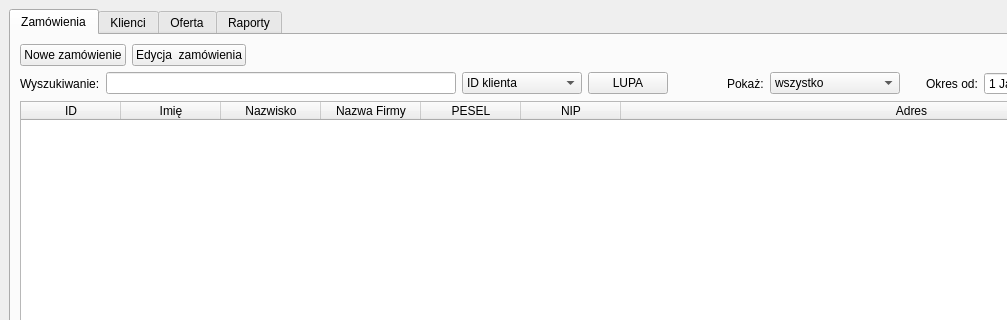
HBuczynski/Fabryka_okien, file app/ui/mainwindow.ui: the form before one commit; both pictures show x 0 to 1007 and y 0 to 320 of the 1223 by 605 pixel window.
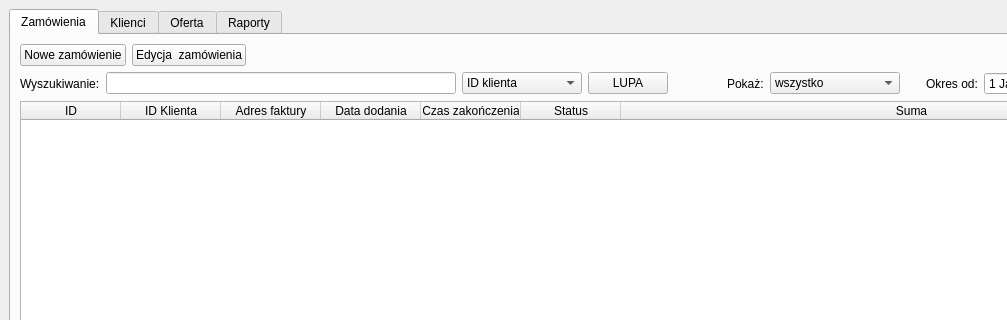
The form after the commit. The open tabs and pages were chosen to show the change.

Commit message: Changed layout of main window

Patch:
```diff
--- a/app/ui/mainwindow.ui
+++ b/app/ui/mainwindow.ui
@@ -260,32 +260,32 @@
               </column>
               <column>
                <property name="text">
-                <string>Imię</string>
+                <string>ID Klienta</string>
                </property>
               </column>
               <column>
                <property name="text">
-                <string>Nazwisko</string>
+                <string>Adres faktury</string>
                </property>
               </column>
               <column>
                <property name="text">
-                <string>Nazwa Firmy</string>
+                <string>Data dodania</string>
                </property>
               </column>
               <column>
                <property name="text">
-                <string>PESEL</string>
+                <string>Czas zakończenia</string>
                </property>
               </column>
               <column>
                <property name="text">
-                <string>NIP</string>
+                <string>Status</string>
                </property>
               </column>
               <column>
                <property name="text">
-                <string>Adres</string>
+                <string>Suma</string>
                </property>
               </column>
              </widget>
```
Left out of the diff: 2 changed lines with no effect on the pictures.
